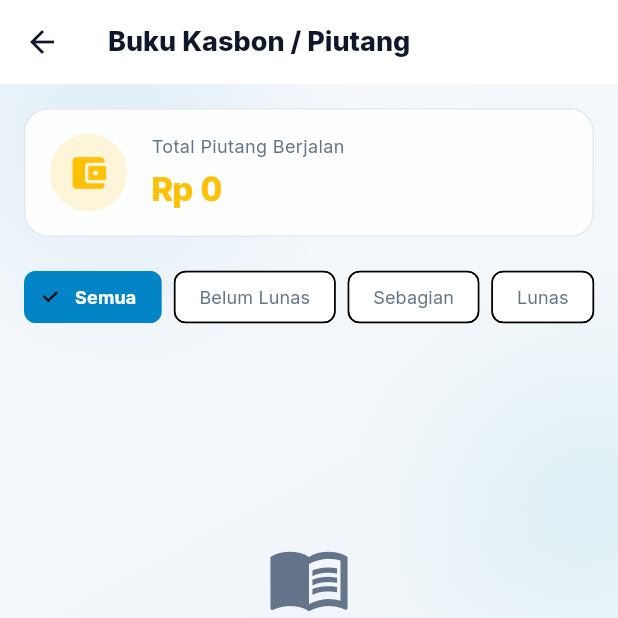
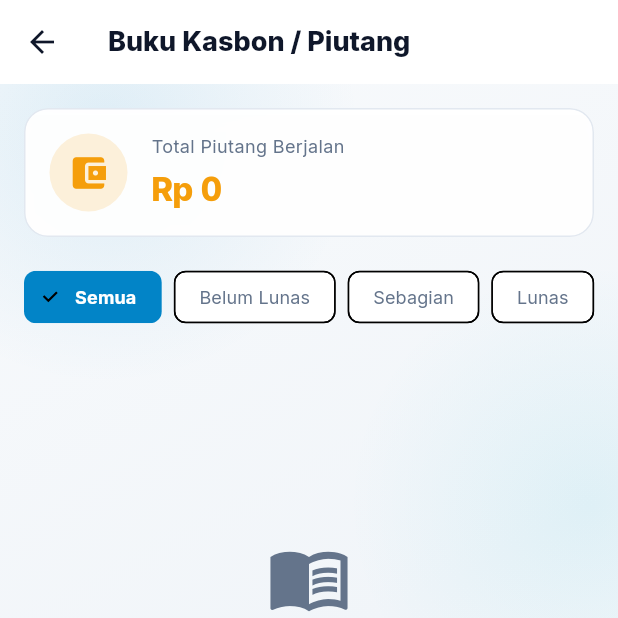
Before and after one commit to ikhlassabar2021-create/kasirgo, a Flutter app: the screen it shows after launch, scrolled down 576 dp, after a tap on "Buku Kasbon", on a phone screen of 412 x 824 dp, the top half of it. Run offline on Flutter 3.47's test engine with Material 3 defaults, Android fonts, the phone set to English and light mode, and no system bars; our stand-ins replace connectivity_plus, fl_chart, flutter_riverpod, flutter_secure_storage, go_router, google_fonts and 5 more; missing offline and left inert: barcode, excel, mobile_scanner, sqlite3; accounts and stored records are empty; network calls fail.

Commit message:
progress: ST7.6-8 audit hardcode warna & font, verifikasi responsive, dart analyze bersih, web build sukses, Phase 7.6 selesai Co-authored-by: monkeycode-ai <monkeycode-ai@chaitin.com>

```diff
--- a/kasirgo/lib/screens/cashier/cashier_home_screen.dart
+++ b/kasirgo/lib/screens/cashier/cashier_home_screen.dart
@@ -424,7 +424,7 @@ class _CashierHomeScreenState extends ConsumerState<CashierHomeScreen> {
                               width: 8,
                               height: 8,
                               decoration: BoxDecoration(
-                                color: hasActiveShift ? const Color(0xFF34D399) : Colors.white70,
+                                color: hasActiveShift ? AppTheme.successColor : Colors.white70,
                                 shape: BoxShape.circle,
                               ),
                             ),
@@ -540,7 +540,7 @@ class _CashierHomeScreenState extends ConsumerState<CashierHomeScreen> {
                   mainAxisAlignment: MainAxisAlignment.spaceBetween,
                   children: [
                     Text('Total Tip', style: TextStyle(color: AppTheme.textSecondary, fontSize: 12)),
-                    Icon(Icons.volunteer_activism_rounded, size: 16, color: Color(0xFFF59E0B)),
+                    Icon(Icons.volunteer_activism_rounded, size: 16, color: AppTheme.warningColor),
                   ],
                 ),
                 const SizedBox(height: 6),
--- a/kasirgo/lib/screens/modules/supporter_screen.dart
+++ b/kasirgo/lib/screens/modules/supporter_screen.dart
@@ -33,10 +33,10 @@ class SupporterScreen extends StatelessWidget {
                 Container(
                   padding: const EdgeInsets.all(20),
                   decoration: BoxDecoration(
-                    color: Colors.amber.withValues(alpha: 0.15),
+                    color: AppTheme.warningColor.withValues(alpha: 0.15),
                     shape: BoxShape.circle,
                   ),
-                  child: const Icon(Icons.favorite, size: 48, color: Colors.amber),
+                  child: const Icon(Icons.favorite, size: 48, color: AppTheme.warningColor),
                 ),
                 const SizedBox(height: 16),
                 const Text(
--- a/kasirgo/lib/screens/owner/debt_screen.dart
+++ b/kasirgo/lib/screens/owner/debt_screen.dart
@@ -216,10 +216,10 @@ class _DebtScreenState extends ConsumerState<DebtScreen> {
                   Container(
                     padding: const EdgeInsets.all(12),
                     decoration: BoxDecoration(
-                      color: Colors.amber.withValues(alpha: 0.15),
+                      color: AppTheme.warningColor.withValues(alpha: 0.15),
                       shape: BoxShape.circle,
                     ),
-                    child: const Icon(Icons.account_balance_wallet, color: Colors.amber, size: 28),
+                    child: const Icon(Icons.account_balance_wallet, color: AppTheme.warningColor, size: 28),
                   ),
                   const SizedBox(width: 16),
                   Expanded(
@@ -234,7 +234,7 @@ class _DebtScreenState extends ConsumerState<DebtScreen> {
                         MoneyText(
                           value: Formatters.currency(_totalRemaining),
                           size: 22,
-                          color: Colors.amber,
+                          color: AppTheme.warningColor,
                         ),
                       ],
                     ),
@@ -333,12 +333,12 @@ class _DebtScreenState extends ConsumerState<DebtScreen> {
                                 statusLabel = 'LUNAS';
                                 break;
                               case 'partial':
-                                statusColor = Colors.orange;
+                                statusColor = AppTheme.warningColor;
                                 statusLabel = 'SEBAGIAN';
                                 break;
                               case 'unpaid':
                               default:
-                                statusColor = Colors.redAccent;
+                                statusColor = AppTheme.errorColor;
                                 statusLabel = 'BELUM LUNAS';
                                 break;
                             }
@@ -399,7 +399,7 @@ class _DebtScreenState extends ConsumerState<DebtScreen> {
                                             value: Formatters.currency(debt.remainingAmount),
                                             size: 15,
                                             color: debt.remainingAmount > 0
-                                                ? Colors.amber
+                                                ? AppTheme.warningColor
                                                 : AppTheme.textPrimary,
                                           ),
                                         ],
@@ -432,7 +432,7 @@ class _DebtScreenState extends ConsumerState<DebtScreen> {
                                         fontSize: 11,
                                         color: debt.dueDate!.isBefore(DateTime.now()) &&
                                                 debt.status.toLowerCase() != 'paid'
-                                            ? Colors.redAccent
+                                            ? AppTheme.errorColor
                                             : AppTheme.textSecondary,
                                       ),
                                     ),
--- a/kasirgo/lib/screens/owner/health_score_screen.dart
+++ b/kasirgo/lib/screens/owner/health_score_screen.dart
@@ -118,7 +118,7 @@ class _HealthScoreScreenState extends ConsumerState<HealthScoreScreen> {
 
   Color _getScoreColor(double score) {
     if (score >= 80) return AppTheme.successColor;
-    if (score >= 60) return Colors.amber;
+    if (score >= 60) return AppTheme.warningColor;
     return AppTheme.errorColor;
   }
 
@@ -253,7 +253,7 @@ class _HealthScoreScreenState extends ConsumerState<HealthScoreScreen> {
                               const SizedBox(height: 6),
                               Text(
                                 Formatters.currency(_totalReceivables),
-                                style: const TextStyle(fontWeight: FontWeight.bold, fontSize: 15, color: Colors.amber),
+                                style: const TextStyle(fontWeight: FontWeight.bold, fontSize: 15, color: AppTheme.warningColor),
                               ),
                             ],
                           ),
--- a/kasirgo/lib/screens/owner/online_catalog_screen.dart
+++ b/kasirgo/lib/screens/owner/online_catalog_screen.dart
@@ -260,7 +260,7 @@ class _OnlineCatalogScreenState extends ConsumerState<OnlineCatalogScreen> {
                                             height: 24,
                                             child: ElevatedButton.icon(
                                               style: ElevatedButton.styleFrom(
-                                                backgroundColor: const Color(0xFF25D366),
+                                                backgroundColor: AppTheme.whatsAppColor,
                                                 foregroundColor: Colors.white,
                                                 elevation: 0,
                                                 padding: EdgeInsets.zero,
--- a/kasirgo/lib/screens/owner/owner_home_screen.dart
+++ b/kasirgo/lib/screens/owner/owner_home_screen.dart
@@ -792,7 +792,7 @@ class _OwnerHomeScreenState extends ConsumerState<OwnerHomeScreen> {
           icon: Icons.menu_book_rounded,
           title: 'Buku Kasbon',
           subtitle: 'Catat piutang',
-          color: Colors.amber,
+          color: AppTheme.warningColor,
           onTap: () => Navigator.push(context, MaterialPageRoute(builder: (_) => const DebtScreen())),
         ),
       );
@@ -839,7 +839,7 @@ class _OwnerHomeScreenState extends ConsumerState<OwnerHomeScreen> {
         icon: Icons.mark_chat_unread_rounded,
         title: 'WA Marketing',
         subtitle: 'Broadcast & CRM',
-        color: const Color(0xFF25D366),
+        color: AppTheme.whatsAppColor,
         onTap: () => Navigator.push(context, MaterialPageRoute(builder: (_) => const WhatsappBroadcastScreen())),
       ),
     );
@@ -849,7 +849,7 @@ class _OwnerHomeScreenState extends ConsumerState<OwnerHomeScreen> {
         icon: Icons.hub_rounded,
         title: 'Social Commerce',
         subtitle: 'Sync Marketplace',
-        color: Colors.deepOrange,
+        color: AppTheme.secondaryColor,
         onTap: () => Navigator.push(context, MaterialPageRoute(builder: (_) => const SocialCommerceScreen())),
       ),
     );
@@ -889,7 +889,7 @@ class _OwnerHomeScreenState extends ConsumerState<OwnerHomeScreen> {
         icon: Icons.favorite_rounded,
         title: 'Pendukung KasirGo',
         subtitle: 'Donasi Sukarela',
-        color: Colors.amber,
+        color: AppTheme.warningColor,
         onTap: () => Navigator.push(context, MaterialPageRoute(builder: (_) => const SupporterScreen())),
       ),
     );
--- a/kasirgo/lib/screens/owner/settings_screen.dart
+++ b/kasirgo/lib/screens/owner/settings_screen.dart
@@ -823,7 +823,7 @@ class _SettingsScreenState extends ConsumerState<SettingsScreen> {
           LinearProgressIndicator(
             value: percentage,
             minHeight: 8,
-            backgroundColor: Colors.grey[200],
+            backgroundColor: AppTheme.surfaceMutedColor,
             valueColor: AlwaysStoppedAnimation<Color>(
               quotaRemaining > 0 ? AppTheme.primaryColor : AppTheme.warningColor,
             ),
```
Also changed, not shown: kasirgo/lib/screens/auth/kyc_upload_screen.dart (+13 -12 lines), kasirgo/lib/screens/owner/customer_list_screen.dart (+13 -13 lines), kasirgo/lib/screens/owner/staradmin_dashboard.dart (+0 -9 lines), kasirgo/lib/screens/owner/whatsapp_broadcast_screen.dart (+7 -7 lines), kasirgo/lib/screens/widgets/custom_widgets.dart (+4 -3 lines), 1 other file.
